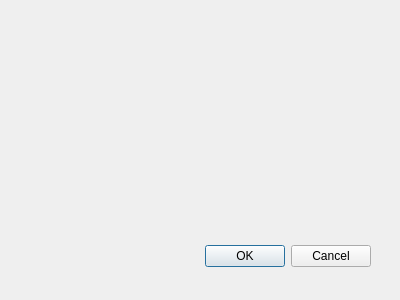
First picture: the form in OSMroute_dialog_base.ui, repository Geolicious/OSMroute, before the edit.
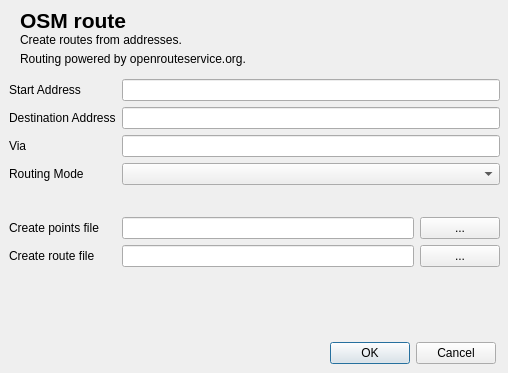
Second picture: the form after the edit. Icons and pictures are not drawn.

What changed in the file:
```diff
--- a/OSMroute_dialog_base.ui
+++ b/OSMroute_dialog_base.ui
@@ -1,24 +1,24 @@
 <ui version="4.0" >
  <class>OSMrouteDialogBase</class>
- <widget class="QDialog" name="OSMrouteDialogBase" >
-  <property name="geometry" >
+ <widget class="QDialog" name="OSMrouteDialogBase">
+  <property name="geometry">
    <rect>
     <x>0</x>
     <y>0</y>
-    <width>400</width>
-    <height>300</height>
+    <width>508</width>
+    <height>373</height>
    </rect>
   </property>
   <property name="windowTitle" >
    <string>OSM route</string>
   </property>
-  <widget class="QDialogButtonBox" name="button_box" >
-   <property name="geometry" >
+  <widget class="QDialogButtonBox" name="button_box">
+   <property name="geometry">
     <rect>
-     <x>30</x>
-     <y>240</y>
-     <width>341</width>
-     <height>32</height>
+     <x>320</x>
+     <y>340</y>
+     <width>176</width>
+     <height>27</height>
     </rect>
    </property>
    <property name="orientation" >
@@ -28,6 +28,237 @@
     <set>QDialogButtonBox::Cancel|QDialogButtonBox::Ok</set>
    </property>
   </widget>
+  <widget class="QWidget" name="formLayoutWidget">
+   <property name="geometry">
+    <rect>
+     <x>9</x>
+     <y>79</y>
+     <width>491</width>
+     <height>251</height>
+    </rect>
+   </property>
+   <layout class="QFormLayout" name="formLayout_2">
+    <property name="fieldGrowthPolicy">
+     <enum>QFormLayout::AllNonFixedFieldsGrow</enum>
+    </property>
+    <item row="0" column="0">
+     <widget class="QLabel" name="label_4">
+      <property name="font">
+       <font>
+        <family>Ubuntu</family>
+        <weight>50</weight>
+        <bold>false</bold>
+       </font>
+      </property>
+      <property name="text">
+       <string>Start Address</string>
+      </property>
+     </widget>
+    </item>
+    <item row="1" column="0">
+     <widget class="QLabel" name="label_5">
+      <property name="font">
+       <font>
+        <family>Ubuntu</family>
+        <weight>50</weight>
+        <bold>false</bold>
+       </font>
+      </property>
+      <property name="text">
+       <string>Destination Address</string>
+      </property>
+     </widget>
+    </item>
+    <item row="1" column="1">
+     <widget class="QLineEdit" name="stop"/>
+    </item>
+    <item row="2" column="0">
+     <widget class="QLabel" name="label">
+      <property name="text">
+       <string>Via</string>
+      </property>
+     </widget>
+    </item>
+    <item row="2" column="1">
+     <widget class="QLineEdit" name="via"/>
+    </item>
+    <item row="3" column="0">
+     <widget class="QLabel" name="label_2">
+      <property name="text">
+       <string>Routing Mode</string>
+      </property>
+     </widget>
+    </item>
+    <item row="3" column="1">
+     <widget class="QComboBox" name="mode"/>
+    </item>
+    <item row="4" column="0">
+     <spacer name="horizontalSpacer_2">
+      <property name="orientation">
+       <enum>Qt::Horizontal</enum>
+      </property>
+      <property name="sizeHint" stdset="0">
+       <size>
+        <width>40</width>
+        <height>20</height>
+       </size>
+      </property>
+     </spacer>
+    </item>
+    <item row="4" column="1">
+     <spacer name="horizontalSpacer">
+      <property name="orientation">
+       <enum>Qt::Horizontal</enum>
+      </property>
+      <property name="sizeHint" stdset="0">
+       <size>
+        <width>40</width>
+        <height>20</height>
+       </size>
+      </property>
+     </spacer>
+    </item>
+    <item row="5" column="1">
+     <layout class="QHBoxLayout" name="horizontalLayout">
+      <item>
+       <widget class="QLineEdit" name="points_path"/>
+      </item>
+      <item>
+       <widget class="QPushButton" name="points_dialog">
+        <property name="text">
+         <string>...</string>
+        </property>
+       </widget>
+      </item>
+     </layout>
+    </item>
+    <item row="5" column="0">
+     <widget class="QLabel" name="label_3">
+      <property name="font">
+       <font>
+        <family>Ubuntu</family>
+        <weight>50</weight>
+        <bold>false</bold>
+       </font>
+      </property>
+      <property name="text">
+       <string>Create points file</string>
+      </property>
+     </widget>
+    </item>
+    <item row="7" column="0">
+     <widget class="QLabel" name="label_6">
+      <property name="font">
+       <font>
+        <family>Ubuntu</family>
+        <weight>50</weight>
+        <bold>false</bold>
+       </font>
+      </property>
+      <property name="text">
+       <string/>
+      </property>
+     </widget>
+    </item>
+    <item row="6" column="0">
+     <widget class="QLabel" name="label_7">
+      <property name="font">
+       <font>
+        <family>Ubuntu</family>
+        <weight>50</weight>
+        <bold>false</bold>
+       </font>
+      </property>
+      <property name="text">
+       <string>Create route file</string>
+      </property>
+     </widget>
+    </item>
+    <item row="6" column="1">
+     <layout class="QHBoxLayout" name="horizontalLayout_2">
+      <item>
+       <widget class="QLineEdit" name="route_path"/>
+      </item>
+      <item>
+       <widget class="QPushButton" name="route_dialog">
+        <property name="text">
+         <string>...</string>
+        </property>
+       </widget>
+      </item>
+     </layout>
+    </item>
+    <item row="0" column="1">
+     <widget class="QLineEdit" name="start"/>
+    </item>
+   </layout>
+  </widget>
+  <widget class="QLabel" name="label_8">
+   <property name="geometry">
+    <rect>
+     <x>20</x>
+     <y>10</y>
+     <width>251</width>
+     <height>21</height>
+    </rect>
+   </property>
+   <property name="font">
+    <font>
+     <pointsize>16</pointsize>
+     <weight>75</weight>
+     <italic>false</italic>
+     <bold>true</bold>
+    </font>
+   </property>
+   <property name="text">
+    <string>OSM route </string>
+   </property>
+  </widget>
+  <widget class="QLabel" name="label_9">
+   <property name="geometry">
+    <rect>
+     <x>20</x>
+     <y>30</y>
+     <width>201</width>
+     <height>20</height>
+    </rect>
+   </property>
+   <property name="text">
+    <string>Create routes from addresses.</string>
+   </property>
+  </widget>
+  <widget class="QLabel" name="label_10">
+   <property name="geometry">
+    <rect>
+     <x>20</x>
+     <y>50</y>
+     <width>301</width>
+     <height>17</height>
+    </rect>
+   </property>
+   <property name="text">
+    <string>Routing powered by openrouteservice.org.</string>
+   </property>
+  </widget>
+  <widget class="QLabel" name="label_11">
+   <property name="geometry">
+    <rect>
+     <x>360</x>
+     <y>0</y>
+     <width>91</width>
+     <height>81</height>
+    </rect>
+   </property>
+   <property name="text">
+    <string/>
+   </property>
+   <property name="pixmap">
+    <pixmap>icon.png</pixmap>
+   </property>
+   <property name="scaledContents">
+    <bool>false</bool>
+   </property>
+  </widget>
  </widget>
  <resources/>
  <connections>
```
Left out of the diff: 44 changed lines with no effect on the pictures.
